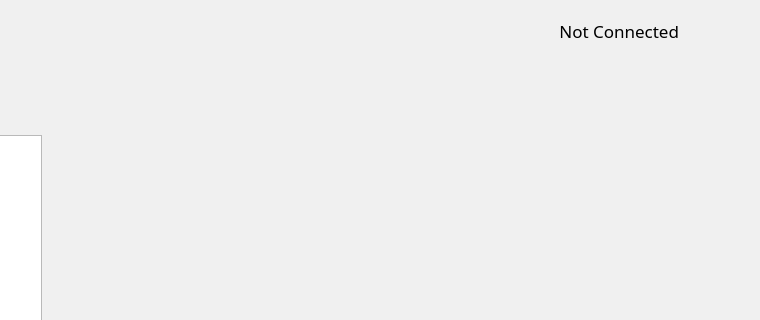
Old version of the form mainwindow.ui in the repository PSP-High-Altitude/GroundStation; both pictures show x 464 to 1224 and y 0 to 320 of the 1224 by 634 pixel window.
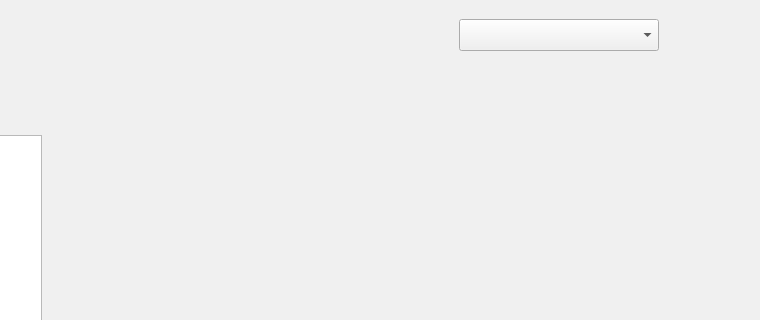
New version of the form. The open tabs and pages were chosen to show the change. Icons and pictures are not drawn.

Commit message: Changed connected device label to be a menu for selecting device

The edit to the form file:
```diff
--- a/mainwindow.ui
+++ b/mainwindow.ui
@@ -180,83 +180,23 @@
       </item>
       <item>
        <layout class="QGridLayout" name="connection_layout">
-        <item row="0" column="1">
-         <spacer name="verticalSpacer">
-          <property name="orientation">
-           <enum>Qt::Vertical</enum>
-          </property>
-          <property name="sizeType">
-           <enum>QSizePolicy::Fixed</enum>
-          </property>
-          <property name="sizeHint" stdset="0">
-           <size>
-            <width>20</width>
-            <height>10</height>
-           </size>
-          </property>
-         </spacer>
-        </item>
-        <item row="2" column="3">
-         <widget class="QLabel" name="label_usb">
-          <property name="sizePolicy">
-           <sizepolicy hsizetype="Expanding" vsizetype="Expanding">
-            <horstretch>0</horstretch>
-            <verstretch>0</verstretch>
-           </sizepolicy>
-          </property>
-          <property name="maximumSize">
-           <size>
-            <width>20</width>
-            <height>40</height>
-           </size>
-          </property>
-          <property name="text">
-           <string/>
-          </property>
-          <property name="pixmap">
-           <pixmap resource="resources.qrc">:/images/Resources/usb.png</pixmap>
-          </property>
-          <property name="scaledContents">
-           <bool>true</bool>
-          </property>
-          <property name="alignment">
-           <set>Qt::AlignBottom|Qt::AlignHCenter</set>
-          </property>
-         </widget>
-        </item>
-        <item row="2" column="2">
-         <spacer name="horizontalSpacer_2">
-          <property name="orientation">
-           <enum>Qt::Horizontal</enum>
-          </property>
-          <property name="sizeType">
-           <enum>QSizePolicy::Fixed</enum>
-          </property>
-          <property name="sizeHint" stdset="0">
-           <size>
-            <width>5</width>
-            <height>20</height>
-           </size>
-          </property>
-         </spacer>
-        </item>
-        <item row="2" column="4">
-         <spacer name="horizontalSpacer">
-          <property name="orientation">
-           <enum>Qt::Horizontal</enum>
-          </property>
-          <property name="sizeType">
-           <enum>QSizePolicy::Fixed</enum>
-          </property>
-          <property name="sizeHint" stdset="0">
-           <size>
-            <width>5</width>
-            <height>20</height>
-           </size>
-          </property>
-         </spacer>
-        </item>
         <item row="2" column="5">
+         <spacer name="horizontalSpacer">
+          <property name="orientation">
+           <enum>Qt::Horizontal</enum>
+          </property>
+          <property name="sizeType">
+           <enum>QSizePolicy::Fixed</enum>
+          </property>
+          <property name="sizeHint" stdset="0">
+           <size>
+            <width>5</width>
+            <height>20</height>
+           </size>
+          </property>
+         </spacer>
+        </item>
+        <item row="2" column="6">
          <widget class="QLabel" name="label_wireless">
           <property name="sizePolicy">
            <sizepolicy hsizetype="Expanding" vsizetype="Expanding">
@@ -301,23 +241,17 @@
          </spacer>
         </item>
         <item row="2" column="1">
-         <widget class="QLabel" name="label_connection">
-          <property name="sizePolicy">
-           <sizepolicy hsizetype="Expanding" vsizetype="Expanding">
-            <horstretch>0</horstretch>
-            <verstretch>0</verstretch>
-           </sizepolicy>
-          </property>
+         <widget class="QComboBox" name="combo_connection">
           <property name="minimumSize">
            <size>
-            <width>100</width>
+            <width>200</width>
             <height>0</height>
            </size>
           </property>
           <property name="maximumSize">
            <size>
-            <width>16777215</width>
-            <height>40</height>
+            <width>200</width>
+            <height>16777215</height>
            </size>
           </property>
           <property name="palette">
@@ -332,6 +266,69 @@
                </color>
               </brush>
              </colorrole>
+             <colorrole role="Button">
+              <brush brushstyle="SolidPattern">
+               <color alpha="255">
+                <red>44</red>
+                <green>44</green>
+                <blue>44</blue>
+               </color>
+              </brush>
+             </colorrole>
+             <colorrole role="Light">
+              <brush brushstyle="SolidPattern">
+               <color alpha="255">
+                <red>44</red>
+                <green>44</green>
+                <blue>44</blue>
+               </color>
+              </brush>
+             </colorrole>
+             <colorrole role="Midlight">
+              <brush brushstyle="SolidPattern">
+               <color alpha="255">
+                <red>44</red>
+                <green>44</green>
+                <blue>44</blue>
+               </color>
+              </brush>
+             </colorrole>
+             <colorrole role="Text">
+              <brush brushstyle="SolidPattern">
+               <color alpha="255">
+                <red>255</red>
+                <green>255</green>
+                <blue>255</blue>
+               </color>
+              </brush>
+             </colorrole>
+             <colorrole role="ButtonText">
+              <brush brushstyle="SolidPattern">
+               <color alpha="255">
+                <red>255</red>
+                <green>255</green>
+                <blue>255</blue>
+               </color>
+              </brush>
+             </colorrole>
+             <colorrole role="Base">
+              <brush brushstyle="SolidPattern">
+               <color alpha="255">
+                <red>44</red>
+                <green>44</green>
+                <blue>44</blue>
+               </color>
+              </brush>
+             </colorrole>
+             <colorrole role="AlternateBase">
+              <brush brushstyle="SolidPattern">
+               <color alpha="255">
+                <red>44</red>
+                <green>44</green>
+                <blue>44</blue>
+               </color>
+              </brush>
+             </colorrole>
             </active>
             <inactive>
              <colorrole role="WindowText">
@@ -343,6 +340,69 @@
                </color>
               </brush>
              </colorrole>
+             <colorrole role="Button">
+              <brush brushstyle="SolidPattern">
+               <color alpha="255">
+                <red>240</red>
+                <green>240</green>
+                <blue>240</blue>
+               </color>
+              </brush>
+             </colorrole>
+             <colorrole role="Light">
+              <brush brushstyle="SolidPattern">
+               <color alpha="255">
+                <red>255</red>
+                <green>255</green>
+                <blue>255</blue>
+               </color>
+              </brush>
+             </colorrole>
+             <colorrole role="Midlight">
+              <brush brushstyle="SolidPattern">
+               <color alpha="255">
+                <red>227</red>
+                <green>227</green>
+                <blue>227</blue>
+               </color>
+              </brush>
+             </colorrole>
+             <colorrole role="Text">
+              <brush brushstyle="SolidPattern">
+               <color alpha="255">
+                <red>0</red>
+                <green>0</green>
+                <blue>0</blue>
+               </color>
+              </brush>
+             </colorrole>
+             <colorrole role="ButtonText">
+              <brush brushstyle="SolidPattern">
+               <color alpha="255">
+                <red>0</red>
+                <green>0</green>
+                <blue>0</blue>
+               </color>
+              </brush>
+             </colorrole>
+             <colorrole role="Base">
+              <brush brushstyle="SolidPattern">
+               <color alpha="255">
+                <red>255</red>
+                <green>255</green>
+                <blue>255</blue>
+               </color>
+              </brush>
+             </colorrole>
+             <colorrole role="AlternateBase">
+              <brush brushstyle="SolidPattern">
+               <color alpha="255">
+                <red>245</red>
+                <green>245</green>
+                <blue>245</blue>
+               </color>
+              </brush>
+             </colorrole>
             </inactive>
             <disabled>
              <colorrole role="WindowText">
@@ -354,6 +414,69 @@
                </color>
               </brush>
              </colorrole>
+             <colorrole role="Button">
+              <brush brushstyle="SolidPattern">
+               <color alpha="255">
+                <red>44</red>
+                <green>44</green>
+                <blue>44</blue>
+               </color>
+              </brush>
+             </colorrole>
+             <colorrole role="Light">
+              <brush brushstyle="SolidPattern">
+               <color alpha="255">
+                <red>44</red>
+                <green>44</green>
+                <blue>44</blue>
+               </color>
+              </brush>
+             </colorrole>
+             <colorrole role="Midlight">
+              <brush brushstyle="SolidPattern">
+               <color alpha="255">
+                <red>44</red>
+                <green>44</green>
+                <blue>44</blue>
+               </color>
+              </brush>
+             </colorrole>
+             <colorrole role="Text">
+              <brush brushstyle="SolidPattern">
+               <color alpha="255">
+                <red>120</red>
+                <green>120</green>
+                <blue>120</blue>
+               </color>
+              </brush>
+             </colorrole>
+             <colorrole role="ButtonText">
+              <brush brushstyle="SolidPattern">
+               <color alpha="255">
+                <red>120</red>
+                <green>120</green>
+                <blue>120</blue>
+               </color>
+              </brush>
+             </colorrole>
+             <colorrole role="Base">
+              <brush brushstyle="SolidPattern">
+               <color alpha="255">
+                <red>240</red>
+                <green>240</green>
+                <blue>240</blue>
+               </color>
+              </brush>
+             </colorrole>
+             <colorrole role="AlternateBase">
+              <brush brushstyle="SolidPattern">
+               <color alpha="255">
+                <red>245</red>
+                <green>245</green>
+                <blue>245</blue>
+               </color>
+              </brush>
+             </colorrole>
             </disabled>
            </palette>
           </property>
@@ -361,21 +484,27 @@
            <font>
             <family>Franklin Gothic Medium</family>
             <pointsize>13</pointsize>
-            <bold>false</bold>
            </font>
           </property>
-          <property name="text">
-           <string>Not Connected</string>
-          </property>
-          <property name="alignment">
-           <set>Qt::AlignRight|Qt::AlignTrailing|Qt::AlignVCenter</set>
-          </property>
-          <property name="margin">
-           <number>10</number>
-          </property>
          </widget>
         </item>
-        <item row="3" column="1">
+        <item row="0" column="2">
+         <spacer name="verticalSpacer">
+          <property name="orientation">
+           <enum>Qt::Vertical</enum>
+          </property>
+          <property name="sizeType">
+           <enum>QSizePolicy::Fixed</enum>
+          </property>
+          <property name="sizeHint" stdset="0">
+           <size>
+            <width>20</width>
+            <height>10</height>
+           </size>
+          </property>
+         </spacer>
+        </item>
+        <item row="3" column="2">
          <spacer name="verticalSpacer_7">
           <property name="orientation">
            <enum>Qt::Vertical</enum>
@@ -391,6 +520,66 @@
           </property>
          </spacer>
         </item>
+        <item row="2" column="4">
+         <widget class="QLabel" name="label_usb">
+          <property name="sizePolicy">
+           <sizepolicy hsizetype="Expanding" vsizetype="Expanding">
+            <horstretch>0</horstretch>
+            <verstretch>0</verstretch>
+           </sizepolicy>
+          </property>
+          <property name="maximumSize">
+           <size>
+            <width>20</width>
+            <height>40</height>
+           </size>
+          </property>
+          <property name="text">
+           <string/>
+          </property>
+          <property name="pixmap">
+           <pixmap resource="resources.qrc">:/images/Resources/usb.png</pixmap>
+          </property>
+          <property name="scaledContents">
+           <bool>true</bool>
+          </property>
+          <property name="alignment">
+           <set>Qt::AlignBottom|Qt::AlignHCenter</set>
+          </property>
+         </widget>
+        </item>
+        <item row="2" column="3">
+         <spacer name="horizontalSpacer_2">
+          <property name="orientation">
+           <enum>Qt::Horizontal</enum>
+          </property>
+          <property name="sizeType">
+           <enum>QSizePolicy::Fixed</enum>
+          </property>
+          <property name="sizeHint" stdset="0">
+           <size>
+            <width>5</width>
+            <height>20</height>
+           </size>
+          </property>
+         </spacer>
+        </item>
+        <item row="2" column="0">
+         <spacer name="horizontalSpacer_5">
+          <property name="orientation">
+           <enum>Qt::Horizontal</enum>
+          </property>
+          <property name="sizeType">
+           <enum>QSizePolicy::Expanding</enum>
+          </property>
+          <property name="sizeHint" stdset="0">
+           <size>
+            <width>40</width>
+            <height>20</height>
+           </size>
+          </property>
+         </spacer>
+        </item>
        </layout>
       </item>
      </layout>
```
Left out of the diff: 28 changed lines with no effect on the pictures. The commit also changes 11 other files.
